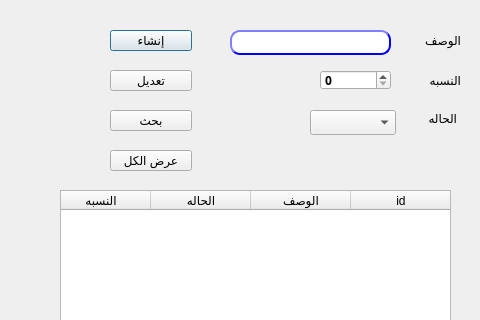
Qt form presentation/master_data_ui/VAT.ui (shymaa123456/HyperPOS2020) before a commit; both pictures show x 620 to 1100 and y 0 to 320 of the 1100 by 717 pixel window.
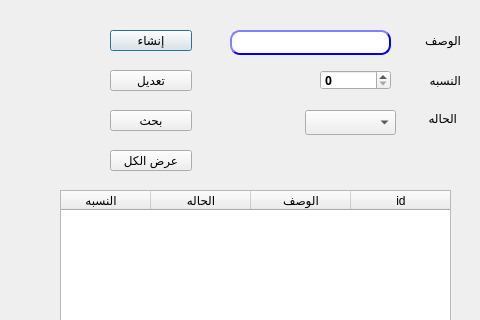
The same form after that commit.

Commit message: Master data forms

```diff
--- a/presentation/master_data_ui/VAT.ui
+++ b/presentation/master_data_ui/VAT.ui
@@ -54,9 +54,9 @@
   <widget class="QComboBox" name="CMB_status">
    <property name="geometry">
     <rect>
-     <x>930</x>
+     <x>925</x>
      <y>110</y>
-     <width>86</width>
+     <width>91</width>
      <height>25</height>
     </rect>
    </property>
```
The commit also changes 1 other file.
